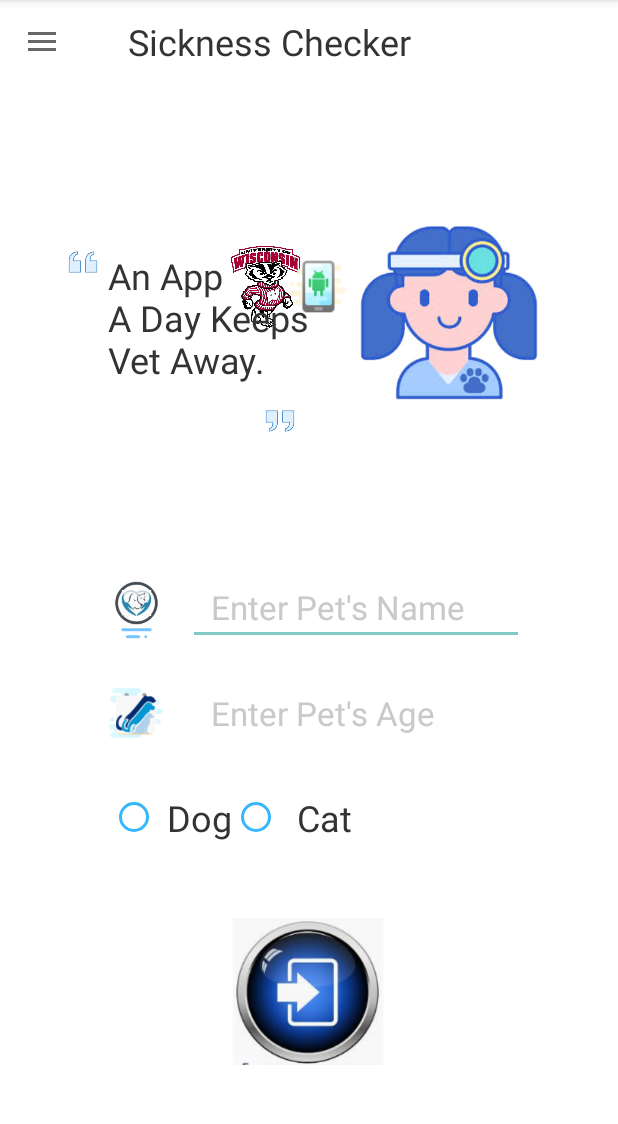
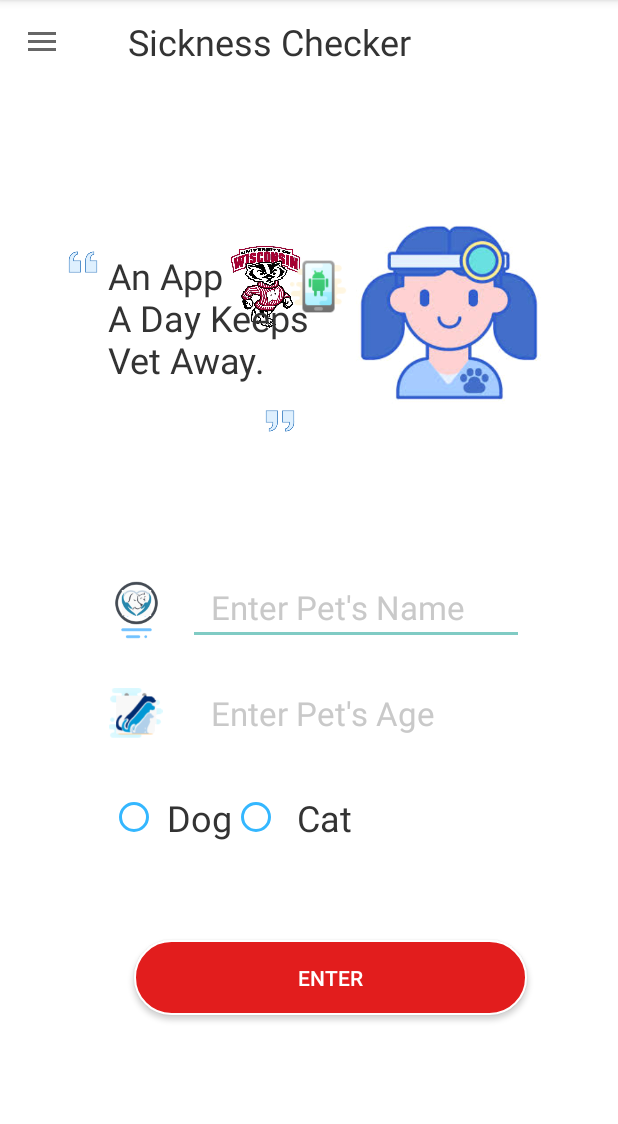
Before and after one commit to dongyu9817/WiscPets, an Android app: the MainActivitySickChecker screen opened directly, with no data from a screen before it, on a phone screen of 412 x 824 dp, the part 84-1208 px from its top. Run offline under Robolectric (Android 15) with nearby library versions, the phone set to English and light mode, and no system bars; Roboto replaces fonts that are not available here.

Commit message:
fixed buttons

```diff
--- a/app/src/main/java/com/example/wiscpets/MainActivitySickChecker.java
+++ b/app/src/main/java/com/example/wiscpets/MainActivitySickChecker.java
@@ -8,6 +8,7 @@ import android.preference.PreferenceManager;
 import android.view.Menu;
 import android.view.MenuItem;
 import android.view.View;
+import android.widget.Button;
 import android.widget.EditText;
 import android.widget.ImageView;
 import android.widget.RadioButton;
@@ -35,7 +36,7 @@ public class MainActivitySickChecker extends AppCompatActivity {
     DrawerLayout drawer;
     EditText nametext;
     EditText agetext;
-    ImageView enter;
+    Button enter;
     RadioButton dog;
     RadioButton cat;
     //RadioButton covid;
@@ -49,7 +50,7 @@ public class MainActivitySickChecker extends AppCompatActivity {
         t = (Toolbar) findViewById(R.id.toolbar);
         nametext = findViewById(R.id.nametext);
         agetext = findViewById(R.id.agetext);
-        enter = findViewById(R.id.imageView7);
+        enter = findViewById(R.id.enter_Button);
         dog = findViewById(R.id.dog);
         cat = findViewById(R.id.cat);
        // covid = findViewById(R.id.Covid);
--- a/app/src/main/res/layout/activity_main.xml
+++ b/app/src/main/res/layout/activity_main.xml
@@ -109,17 +109,23 @@
             app:layout_constraintVertical_bias="0.626"
             app:srcCompat="@drawable/age"
             android:layout_marginLeft="26dp" />
-        <ImageView
-            android:id="@+id/imageView7"
-            android:layout_width="106dp"
-            android:layout_height="103dp"
+        <Button
+            android:id="@+id/enter_Button"
+            android:layout_width="262dp"
+            android:layout_height="50dp"
+            android:layout_marginLeft="10dp"
+            android:layout_marginRight="10dp"
+            android:background="@drawable/signup_round"
+            android:padding="15dp"
+            android:shadowColor="@android:color/transparent"
+            android:text="Enter"
+            android:textColor="@color/white"
             app:layout_constraintBottom_toBottomOf="parent"
-            app:layout_constraintEnd_toEndOf="parent"
-            app:layout_constraintHorizontal_bias="0.498"
-            app:layout_constraintStart_toStartOf="parent"
-            app:layout_constraintTop_toTopOf="@+id/toolbar"
-            app:layout_constraintVertical_bias="0.917"
-            app:srcCompat="@drawable/enter1" />
+            app:layout_constraintEnd_toStartOf="@+id/toolbar"
+            app:layout_constraintHorizontal_bias="0.479"
+            app:layout_constraintStart_toEndOf="@+id/toolbar"
+            app:layout_constraintTop_toTopOf="parent"
+            app:layout_constraintVertical_bias="0.873" />
         <RadioGroup
             android:id="@+id/rg1"
             android:layout_width="323dp"
```
